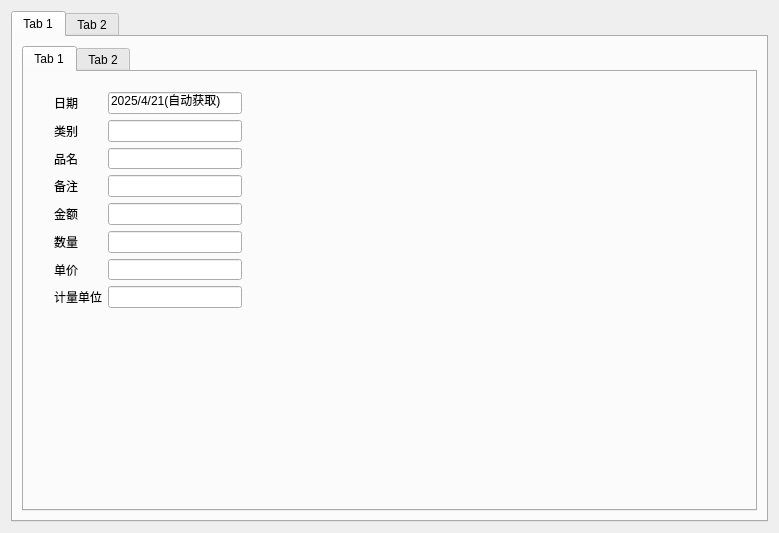
Qt form src/gui/resources/qt_ui/main_window_v1.2.ui (ESJIAN/Canteen_Statisic) before a commit.
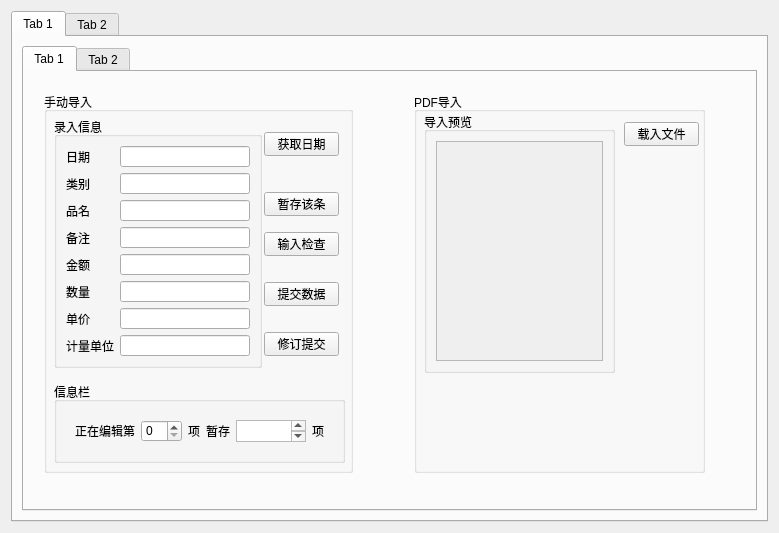
The same form after that commit.

Commit message:
feat(gui): update main window layout and functionality
- Update main window layout to include new tabs and widgets
- Add new features such as PDF import and data submission
- Improve user interface with more descriptive labels and buttons
- Enhance functionality for manual data entry and review

What changed in the file:
```diff
--- a/src/gui/resources/qt_ui/main_window_v1.2.ui
+++ b/src/gui/resources/qt_ui/main_window_v1.2.ui
@@ -19,8 +19,8 @@
   <property name="windowTitle">
    <string>食品管理系统</string>
   </property>
-  <layout class="QHBoxLayout" name="horizontalLayout">
-   <item>
+  <layout class="QGridLayout" name="gridLayout_3">
+   <item row="0" column="0">
     <layout class="QGridLayout" name="gridLayout">
      <property name="sizeConstraint">
       <enum>QLayout::SizeConstraint::SetNoConstraint</enum>
@@ -44,15 +44,32 @@
             <attribute name="title">
              <string>Tab 1</string>
             </attribute>
-            <widget class="QWidget" name="layoutWidget">
+            <widget class="QGroupBox" name="groupBox_3">
              <property name="geometry">
               <rect>
-               <x>30</x>
+               <x>20</x>
                <y>20</y>
-               <width>188</width>
-               <height>216</height>
+               <width>309</width>
+               <height>381</height>
               </rect>
              </property>
+             <property name="title">
+              <string>手动导入</string>
+             </property>
+             <widget class="QGroupBox" name="groupBox">
+              <property name="geometry">
+               <rect>
+                <x>10</x>
+                <y>25</y>
+                <width>208</width>
+                <height>251</height>
+               </rect>
+              </property>
+              <property name="title">
+               <string>录入信息</string>
+              </property>
+              <layout class="QVBoxLayout" name="verticalLayout">
+               <item>
              <layout class="QFormLayout" name="formLayout">
               <item row="1" column="0">
                <widget class="QLabel" name="date">
@@ -64,7 +81,7 @@
               <item row="1" column="1">
                <widget class="QLineEdit" name="date_2">
                 <property name="text">
-                 <string>2025/4/21(自动获取)</string>
+                    <string/>
                 </property>
                </widget>
               </item>
@@ -139,6 +156,202 @@
                <widget class="QLineEdit" name="LineEdit_3"/>
               </item>
              </layout>
+               </item>
+              </layout>
+             </widget>
+             <widget class="QPushButton" name="pushButton_6">
+              <property name="geometry">
+               <rect>
+                <x>220</x>
+                <y>240</y>
+                <width>75</width>
+                <height>24</height>
+               </rect>
+              </property>
+              <property name="text">
+               <string>修订提交</string>
+              </property>
+              <attribute name="buttonGroup">
+               <string notr="true">buttonGroup</string>
+              </attribute>
+             </widget>
+             <widget class="QPushButton" name="pushButton_7">
+              <property name="geometry">
+               <rect>
+                <x>220</x>
+                <y>100</y>
+                <width>75</width>
+                <height>24</height>
+               </rect>
+              </property>
+              <property name="text">
+               <string>暂存该条</string>
+              </property>
+              <attribute name="buttonGroup">
+               <string notr="true">buttonGroup</string>
+              </attribute>
+             </widget>
+             <widget class="QPushButton" name="pushButton_5">
+              <property name="geometry">
+               <rect>
+                <x>220</x>
+                <y>190</y>
+                <width>75</width>
+                <height>24</height>
+               </rect>
+              </property>
+              <property name="text">
+               <string>提交数据</string>
+              </property>
+              <attribute name="buttonGroup">
+               <string notr="true">buttonGroup</string>
+              </attribute>
+             </widget>
+             <widget class="QPushButton" name="pushButton">
+              <property name="geometry">
+               <rect>
+                <x>220</x>
+                <y>40</y>
+                <width>75</width>
+                <height>24</height>
+               </rect>
+              </property>
+              <property name="text">
+               <string>获取日期</string>
+              </property>
+              <attribute name="buttonGroup">
+               <string notr="true">buttonGroup</string>
+              </attribute>
+             </widget>
+             <widget class="QPushButton" name="pushButton_2">
+              <property name="geometry">
+               <rect>
+                <x>220</x>
+                <y>140</y>
+                <width>75</width>
+                <height>24</height>
+               </rect>
+              </property>
+              <property name="text">
+               <string>输入检查</string>
+              </property>
+              <attribute name="buttonGroup">
+               <string notr="true">buttonGroup</string>
+              </attribute>
+             </widget>
+             <widget class="QGroupBox" name="groupBox_5">
+              <property name="geometry">
+               <rect>
+                <x>10</x>
+                <y>290</y>
+                <width>291</width>
+                <height>81</height>
+               </rect>
+              </property>
+              <property name="title">
+               <string>信息栏</string>
+              </property>
+              <layout class="QHBoxLayout" name="horizontalLayout_3">
+               <item>
+                <widget class="QWidget" name="widget_5" native="true">
+                 <layout class="QHBoxLayout" name="horizontalLayout">
+                  <item>
+                   <widget class="QLabel" name="label">
+                    <property name="text">
+                     <string>正在编辑第</string>
+                    </property>
+                   </widget>
+                  </item>
+                  <item>
+                   <widget class="QSpinBox" name="spinBox"/>
+                  </item>
+                  <item>
+                   <widget class="QLabel" name="label_2">
+                    <property name="text">
+                     <string>项</string>
+                    </property>
+                   </widget>
+                  </item>
+                  <item>
+                   <widget class="QLabel" name="label_3">
+                    <property name="text">
+                     <string>暂存</string>
+                    </property>
+                   </widget>
+                  </item>
+                  <item>
+                   <widget class="QPlainTextEdit" name="plainTextEdit"/>
+                  </item>
+                  <item>
+                   <widget class="QLabel" name="label_4">
+                    <property name="text">
+                     <string>项</string>
+                    </property>
+                   </widget>
+                  </item>
+                 </layout>
+                </widget>
+               </item>
+              </layout>
+             </widget>
+            </widget>
+            <widget class="QGroupBox" name="groupBox_4">
+             <property name="geometry">
+              <rect>
+               <x>390</x>
+               <y>20</y>
+               <width>291</width>
+               <height>381</height>
+              </rect>
+             </property>
+             <property name="title">
+              <string>PDF导入</string>
+             </property>
+             <widget class="QGroupBox" name="groupBox_2">
+              <property name="geometry">
+               <rect>
+                <x>10</x>
+                <y>20</y>
+                <width>191</width>
+                <height>261</height>
+               </rect>
+              </property>
+              <property name="title">
+               <string>导入预览</string>
+              </property>
+              <layout class="QVBoxLayout" name="verticalLayout_2">
+               <item>
+                <widget class="QScrollArea" name="scrollArea">
+                 <property name="widgetResizable">
+                  <bool>true</bool>
+                 </property>
+                 <widget class="QWidget" name="scrollAreaWidgetContents">
+                  <property name="geometry">
+                   <rect>
+                    <x>0</x>
+                    <y>0</y>
+                    <width>169</width>
+                    <height>224</height>
+                   </rect>
+                  </property>
+                 </widget>
+                </widget>
+               </item>
+              </layout>
+             </widget>
+             <widget class="QPushButton" name="pushButton_3">
+              <property name="geometry">
+               <rect>
+                <x>210</x>
+                <y>30</y>
+                <width>75</width>
+                <height>24</height>
+               </rect>
+              </property>
+              <property name="text">
+               <string>载入文件</string>
+              </property>
+             </widget>
             </widget>
            </widget>
            <widget class="QWidget" name="tab_4">
```
Left out of the diff: 3 changed lines with no effect on the pictures. Lines whose indentation alone changed are shown as unchanged. The commit also changes 2 other files.
